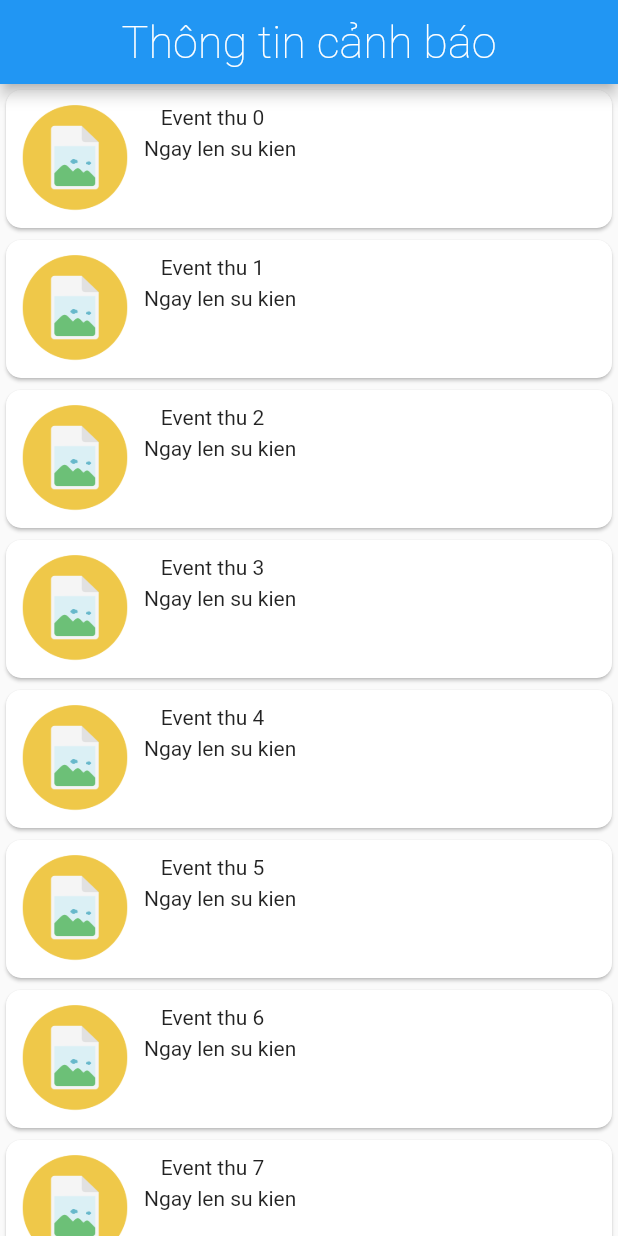
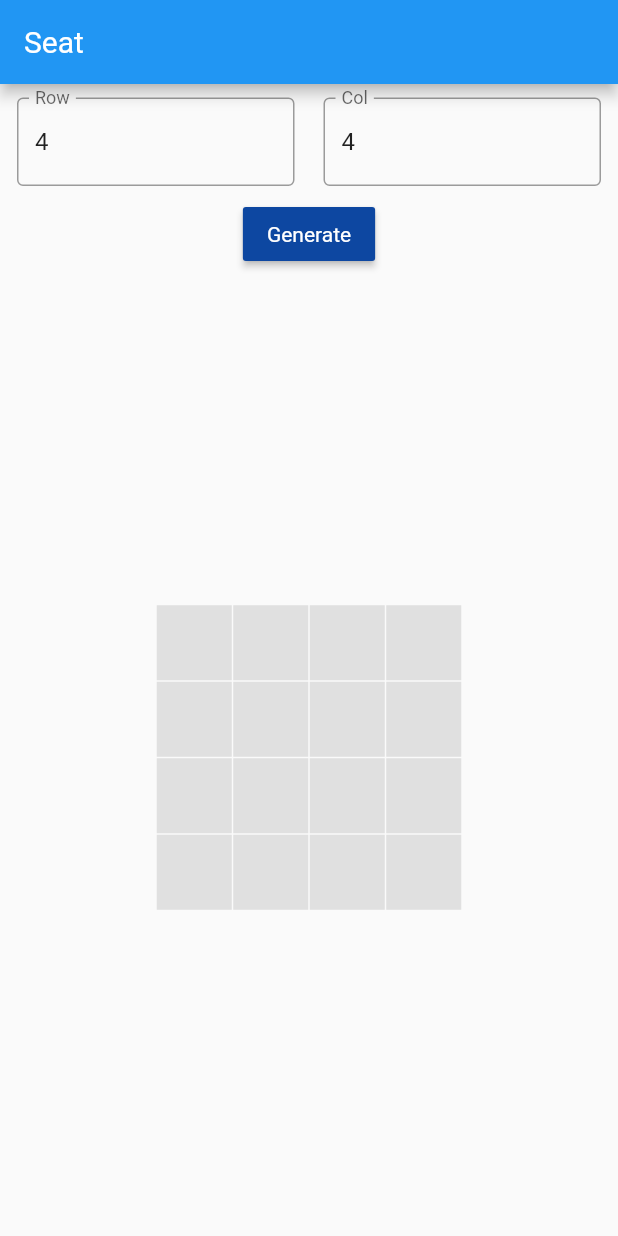
Before and after one commit to Allviss0211/MeetingCompany, a Flutter app: the screen it shows after launch, on a phone screen of 412 x 824 dp. Run offline on Flutter 3.47's test engine with Material 2 defaults, Android fonts, the phone set to English and light mode, and no system bars; drawn by our look-alikes of photo_view; missing offline and left inert: flutter_plugin_pdf_viewer.

Commit message:
add Seat Diagram

```diff
--- a/meeting/lib/Home/HomeScreen.dart
+++ b/meeting/lib/Home/HomeScreen.dart
@@ -12,6 +12,11 @@ class HomeScreen extends StatefulWidget {
 }
 
 class _HomeScreenState extends State<HomeScreen> {
+  List<String> listFile = [
+    "DeLy",
+    "DeToan",
+    "Eric_Windmill_Flutter_in_Action",
+  ];
   List<String> listDemo = List.generate(10, (index) => "Event thu $index");
   String assetPDFPath = '';
   String urlPDFPath = '';
@@ -60,7 +65,7 @@ class _HomeScreenState extends State<HomeScreen> {
                       height: 100,
                       child: GestureDetector(
                         onTap: () async {
-                          await loadFromAsset();
+                          await loadFromAsset(index < 3 ? listFile[index] : listFile[index % 3]);
                           Navigator.of(context).push(MaterialPageRoute(
                               builder: (context) =>
                                   InfoScreen(document: document)));
@@ -104,13 +109,11 @@ class _HomeScreenState extends State<HomeScreen> {
         ));
   }
 
-  loadFromAsset() async {
+  void loadFromAsset(String name) async {
     setState(() {
       _isLoading = true;
     });
-
-    document = await PDFDocument.fromAsset("assets/DeLy.pdf");
-
+    document = await PDFDocument.fromAsset("assets/$name.pdf");
     setState(() {
       _isLoading = false;
     });
--- /dev/null
+++ b/meeting/lib/Seat_Diagram/Seat.dart
@@ -0,0 +1,209 @@
+import 'package:flutter/material.dart';
+import 'package:photo_view/photo_view.dart';
+// import 'package:matrix_gesture_detector/matrix_gesture_detector.dart';
+// import 'package:zoom_widget/zoom_widget.dart';
+
+
+
+class SeatScreen extends StatefulWidget {
+  @override
+  _SeatScreenState createState() => _SeatScreenState();
+}
+
+class _SeatScreenState extends State<SeatScreen> {
+  final rowController = TextEditingController();
+  final colController = TextEditingController();
+  bool isLoaded = false;
+  int rowNum = 4, colNum = 4;
+
+  List<List<Seat>> diagram = [];
+
+  @override
+  initState() {
+    super.initState();
+    rowController.text = "4";
+    colController.text = "4";
+  }
+  @override
+  void dispose() {
+    super.dispose();
+    rowController.dispose();
+    colController.dispose();
+  }
+
+  Widget generateRowWidget(int iRow, int col) {
+    return Row(
+      crossAxisAlignment: CrossAxisAlignment.center,
+      mainAxisAlignment: MainAxisAlignment.center,
+      children: List<Widget>.generate(col, (iCol){
+        return seatContainer(Seat(colPos: iCol, rowPos: iRow));
+      }),
+    );
+  }
+
+  Widget generateDiagramWidget(int row, int col) {
+    return Column(
+      crossAxisAlignment: CrossAxisAlignment.center,
+      mainAxisAlignment: MainAxisAlignment.center,
+      children: List<Widget>.generate(row, (iRow){
+        return generateRowWidget(iRow, col);
+      }),
+    );
+  }
+
+
+  void generateDiagram(int row, int col) {
+    // must initialize size of 2D array before add value
+    diagram = List.generate(rowNum, (iRow) => new List(colNum));
+    for (int iRow = 0; iRow < row; iRow++) {
+      for (int iCol = 0; iCol < col; iCol++) {
+        diagram[iRow][iCol] = new Seat(rowPos: iRow, colPos: iCol);
+      }
+    }
+  }
+
+  Widget seatContainer(Seat seat) {
+    return GestureDetector(
+      child: Container(
+        height: 50,
+        width: 50,
+        margin: const EdgeInsets.all(0.5),
+//        alignment: Alignment.center,
+//        child: Text("$index"),
+        decoration: BoxDecoration(
+          color: !seat.status ? Colors.grey[300] : Colors.redAccent,
+        ),
+      ),
+      onTap: () {
+        setState(() {
+          seat.status = !seat.status;
+        });
+      },
+    );
+  }
+
+  @override
+  Widget build(BuildContext context) {
+    return Scaffold(
+      resizeToAvoidBottomInset: false,
+      appBar: AppBar(
+        title: Text("Seat"),
+      ),
+      body: Column(
+        children: <Widget>[
+          Container(
+            height: 125,
+            margin: const EdgeInsets.only(bottom: 5.0),
+            width: MediaQuery.of(context).size.width,
+            child: Column(
+              mainAxisAlignment: MainAxisAlignment.center,
+              crossAxisAlignment: CrossAxisAlignment.center,
+              children: <Widget>[
+                Row(
+                  mainAxisAlignment: MainAxisAlignment.spaceEvenly,
+                  crossAxisAlignment: CrossAxisAlignment.center,
+                  children: <Widget>[
+                    Container(
+                      width: MediaQuery.of(context).size.width / 2 - 5,
+                      padding: const EdgeInsets.all(8.0),
+                      child: TextFormField(
+                        controller: rowController,
+                        keyboardType: TextInputType.number,
+                        decoration: InputDecoration(
+                          border: OutlineInputBorder(),
+                          labelText: "Row",
+                        ),
+                      ),
+                    ),
+                    Container(
+                      width: MediaQuery.of(context).size.width / 2 - 5,
+                      padding: const EdgeInsets.all(8.0),
+                      child: TextFormField(
+                        controller: colController,
+                        keyboardType: TextInputType.number,
+                        decoration: InputDecoration(
+                          border: OutlineInputBorder(),
+                          labelText: "Col",
+                        ),
+                      ),
+                    ),
+                  ],
+                ),
+                RaisedButton(
+                  child: Text(
+                    "Generate",
+                    style: TextStyle(color: Colors.white),
+                  ),
+                  color: Colors.blue.shade900,
+                  onPressed: () {
+                    setState(() {
+                      isLoaded = true;
+                      diagram.clear();
+                      rowNum = int.tryParse(rowController.text) ?? 4;
+                      colNum = int.tryParse(colController.text) ?? 4;
+                      generateDiagram(rowNum, colNum);
+                    });
+                  },
+                ),
+              ],
+            ),
+          ),
+
+          Flexible(
+            child: ClipRect(
+              child: PhotoView.customChild(
+                minScale: 0.25,
+                maxScale: 10.0,
+                customSize: Size(MediaQuery.of(context).size.width, MediaQuery.of(context).size.height - 221),
+                childSize: Size(MediaQuery.of(context).size.width, MediaQuery.of(context).size.height - 221),
+                backgroundDecoration: BoxDecoration(color: Colors.transparent),
+                child: generateDiagramWidget(rowNum, colNum)),
+            ),
+          ),
+
+//          Flexible(fit: FlexFit.tight,
+//            child: ClipRect(
+//              child: PhotoView.customChild(
+//                minScale: 0.25,
+//                maxScale: 20.0,
+//                customSize: Size(MediaQuery.of(context).size.width, MediaQuery.of(context).size.height - 221),
+//                childSize: Size(MediaQuery.of(context).size.width, MediaQuery.of(context).size.height - 221),
+//                backgroundDecoration: BoxDecoration(color: Colors.white),
+//                child: GridView.builder(
+//                  shrinkWrap: true,
+//                  scrollDirection: Axis.vertical,
+//                  physics: ClampingScrollPhysics(),
+//                  gridDelegate: SliverGridDelegateWithFixedCrossAxisCount(
+//                    crossAxisCount: colNum,
+//                    childAspectRatio: 1,
+//                  ),
+//                  itemCount: rowNum * colNum,
+//                  itemBuilder: (context, index) {
+//                    if (isLoaded && index <= (rowNum * colNum)) {
+//                      int x = ((index) ~/ colNum);
+//                      int y = ((index) % colNum);
+//                      return seatContainer(diagram[x][y]);
+//                    } else {
+//                      isLoaded = false;
+//                      return null;
+//                    }
+//                  },
+//                ),
+//              ),
+//            ),
+//          ),
+
+        ],
+      ),
+
+    );
+  }
+}
+
+class Seat {
+  int rowPos;
+  int colPos;
+  bool status; // true: used // false: empty
+
+  Seat({this.rowPos, this.colPos, this.status = false});
+}
--- a/meeting/lib/main.dart
+++ b/meeting/lib/main.dart
@@ -1,5 +1,6 @@
 import 'package:flutter/material.dart';
 import 'package:meeting/Home/HomeScreen.dart';
+import 'Seat_Diagram/Seat.dart';
 
 void main() => runApp(MyApp());
 
@@ -12,7 +13,7 @@ class MyApp extends StatelessWidget {
       theme: ThemeData(
         primarySwatch: Colors.blue,
       ),
-      home: HomeScreen(),
+      home: SeatScreen(),
     );
   }
 }
--- a/meeting/pubspec.yaml
+++ b/meeting/pubspec.yaml
@@ -27,6 +27,9 @@ dependencies:
   flutter_pdfview: ^1.0.1
   http: ^0.12.0+4
   flutter_plugin_pdf_viewer: ^1.0.7
+  matrix_gesture_detector: ^0.1.0
+  zoom_widget: ^0.1.3
+  photo_view: ^0.9.2
   # The following adds the Cupertino Icons font to your application.
   # Use with the CupertinoIcons class for iOS style icons.
   cupertino_icons: ^0.1.2
```
Also changed, not shown: meeting/pubspec.lock.
